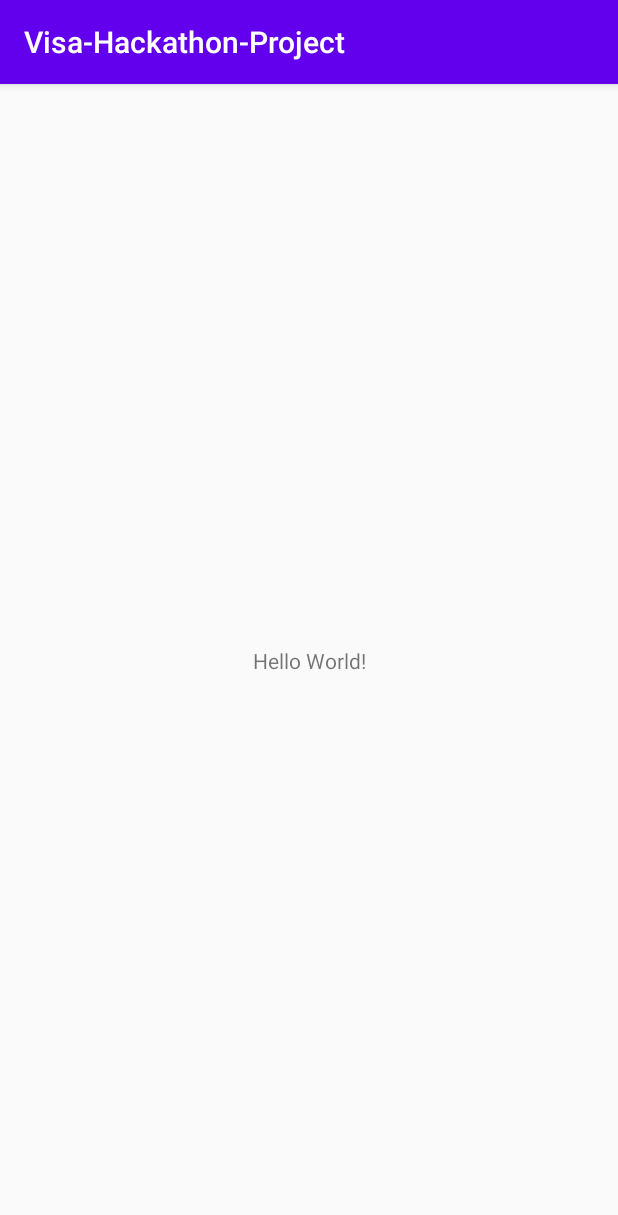
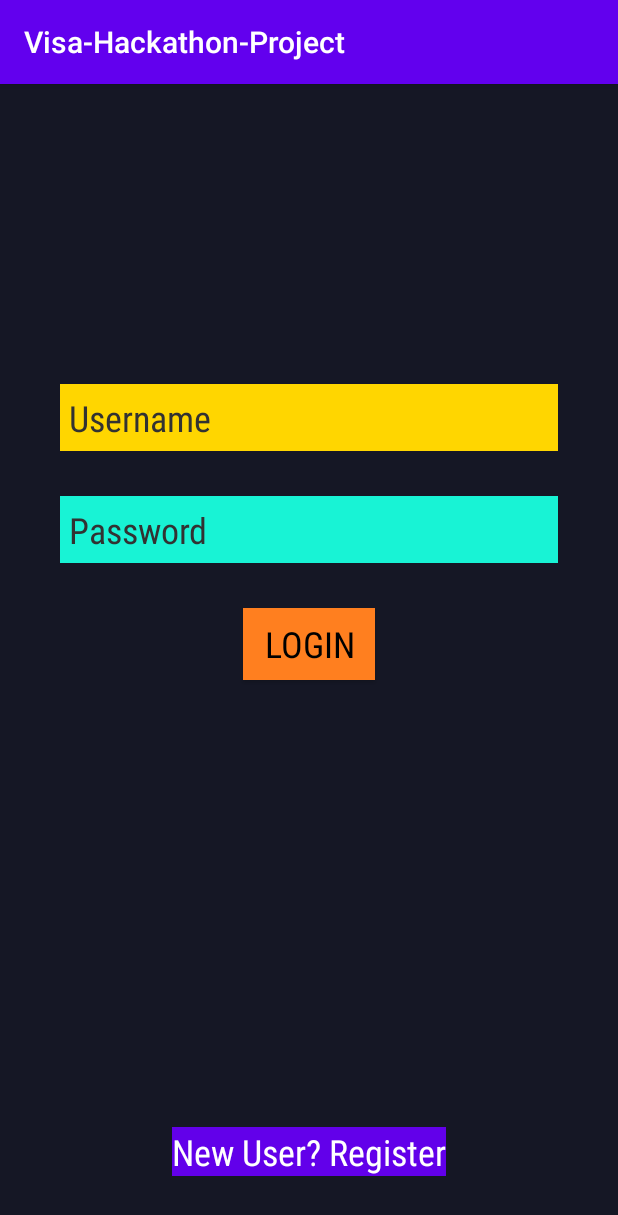
Before and after one commit to tdhankhar/Visa-Hackathon-Project, an Android app: the screen it shows after launch (MainActivity), on a phone screen of 412 x 824 dp. Shown: the top 1215 px of the screen. Run offline under Robolectric (Android 15) with nearby library versions, the light colour scheme and no system bars.

Commit message:
adding login, registration , home designs

```diff
--- a/app/src/main/AndroidManifest.xml
+++ b/app/src/main/AndroidManifest.xml
@@ -9,6 +9,8 @@
         android:roundIcon="@mipmap/ic_launcher_round"
         android:supportsRtl="true"
         android:theme="@style/AppTheme">
+        <activity android:name=".HomeActivity"></activity>
+        <activity android:name=".RegistrationActivity" />
         <activity android:name=".MainActivity">
             <intent-filter>
                 <action android:name="android.intent.action.MAIN" />
--- a/app/src/main/java/com/example/visa_hackathon_project/MainActivity.java
+++ b/app/src/main/java/com/example/visa_hackathon_project/MainActivity.java
@@ -2,13 +2,45 @@ package com.example.visa_hackathon_project;
 
 import androidx.appcompat.app.AppCompatActivity;
 
+import android.content.Intent;
 import android.os.Bundle;
+import android.view.View;
+import android.widget.Button;
+import android.widget.TextView;
 
 public class MainActivity extends AppCompatActivity {
+
+    TextView registerTextView;
+    Button loginButton;
+
+    public void initRegister(){
+        registerTextView = findViewById(R.id.registerTextView);
+        registerTextView.setOnClickListener(new View.OnClickListener() {
+            @Override
+            public void onClick(View v) {
+
+                Intent newIntent = new Intent(MainActivity.this,RegistrationActivity.class);
+                startActivity(newIntent);
+            }
+        });
+    }
+    public void initLogin(){
+        loginButton = findViewById(R.id.loginButton);
+        loginButton.setOnClickListener(new View.OnClickListener() {
+            @Override
+            public void onClick(View v) {
+
+                Intent newIntent = new Intent(MainActivity.this,HomeActivity.class);
+                startActivity(newIntent);
+            }
+        });
+    }
 
     @Override
     protected void onCreate(Bundle savedInstanceState) {
         super.onCreate(savedInstanceState);
         setContentView(R.layout.activity_main);
+        initRegister();
+        initLogin();
     }
 }
--- a/app/src/main/res/layout/activity_main.xml
+++ b/app/src/main/res/layout/activity_main.xml
@@ -4,15 +4,82 @@
     xmlns:tools="http://schemas.android.com/tools"
     android:layout_width="match_parent"
     android:layout_height="match_parent"
+    android:background="#151725"
     tools:context=".MainActivity">
 
-    <TextView
+    <EditText
+        android:id="@+id/editTextUsername"
+        android:layout_width="0dp"
+        android:layout_height="wrap_content"
+        android:layout_marginStart="40dp"
+        android:layout_marginTop="200dp"
+        android:layout_marginEnd="40dp"
+        android:background="#FFD600"
+        android:ems="10"
+        android:fontFamily="sans-serif-condensed"
+        android:hint="Username"
+        android:inputType="textEmailAddress"
+        android:padding="6dp"
+        android:textAlignment="viewStart"
+        android:textColor="@android:color/black"
+        android:textColorHint="@android:color/secondary_text_light"
+        android:textSize="24sp"
+        app:layout_constraintEnd_toEndOf="parent"
+        app:layout_constraintStart_toStartOf="parent"
+        app:layout_constraintTop_toTopOf="parent" />
+
+    <EditText
+        android:id="@+id/editTextPassword"
+        android:layout_width="0dp"
+        android:layout_height="wrap_content"
+        android:layout_marginStart="40dp"
+        android:layout_marginTop="30dp"
+        android:layout_marginEnd="40dp"
+        android:background="#18F3D5"
+        android:ems="10"
+        android:fontFamily="sans-serif-condensed"
+        android:hint="Password"
+        android:inputType="textPassword"
+        android:padding="6dp"
+        android:textAlignment="viewStart"
+        android:textColor="@android:color/black"
+        android:textColorHint="@android:color/secondary_text_light"
+        android:textSize="24sp"
+        app:layout_constraintEnd_toEndOf="parent"
+        app:layout_constraintStart_toStartOf="parent"
+        app:layout_constraintTop_toBottomOf="@+id/editTextUsername" />
+
+    <Button
+        android:id="@+id/loginButton"
         android:layout_width="wrap_content"
         android:layout_height="wrap_content"
-        android:text="Hello World!"
+        android:layout_marginStart="40dp"
+        android:layout_marginTop="30dp"
+        android:layout_marginEnd="40dp"
+        android:background="#FF7F1F"
+        android:fontFamily="sans-serif-condensed"
+        android:text="LOGIN"
+        android:textAlignment="center"
+        android:textColor="@android:color/background_dark"
+        android:textSize="24sp"
+        app:layout_constraintEnd_toEndOf="parent"
+        app:layout_constraintHorizontal_bias="0.5"
+        app:layout_constraintStart_toStartOf="parent"
+        app:layout_constraintTop_toBottomOf="@+id/editTextPassword" />
+
+    <TextView
+        android:id="@+id/registerTextView"
+        android:layout_width="wrap_content"
+        android:layout_height="wrap_content"
+        android:layout_marginBottom="40dp"
+        android:background="#6200EA"
+        android:fontFamily="sans-serif-condensed"
+        android:text="New User? Register"
+        android:textAlignment="center"
+        android:textColor="#FFFFFF"
+        android:textSize="24sp"
         app:layout_constraintBottom_toBottomOf="parent"
-        app:layout_constraintLeft_toLeftOf="parent"
-        app:layout_constraintRight_toRightOf="parent"
-        app:layout_constraintTop_toTopOf="parent" />
-
+        app:layout_constraintEnd_toEndOf="parent"
+        app:layout_constraintHorizontal_bias="0.5"
+        app:layout_constraintStart_toStartOf="parent" />
 </androidx.constraintlayout.widget.ConstraintLayout>
```
Also changed, not shown: app/src/main/java/com/example/visa_hackathon_project/HomeActivity.java (added, +33 -0 lines), app/src/main/java/com/example/visa_hackathon_project/RegistrationActivity.java (added, +34 -0 lines), app/src/main/res/layout/activity_home.xml (added, +97 -0 lines), app/src/main/res/layout/activity_registration.xml (added, +98 -0 lines), app/src/main/res/drawable/virtualcardnewe.png (added).
